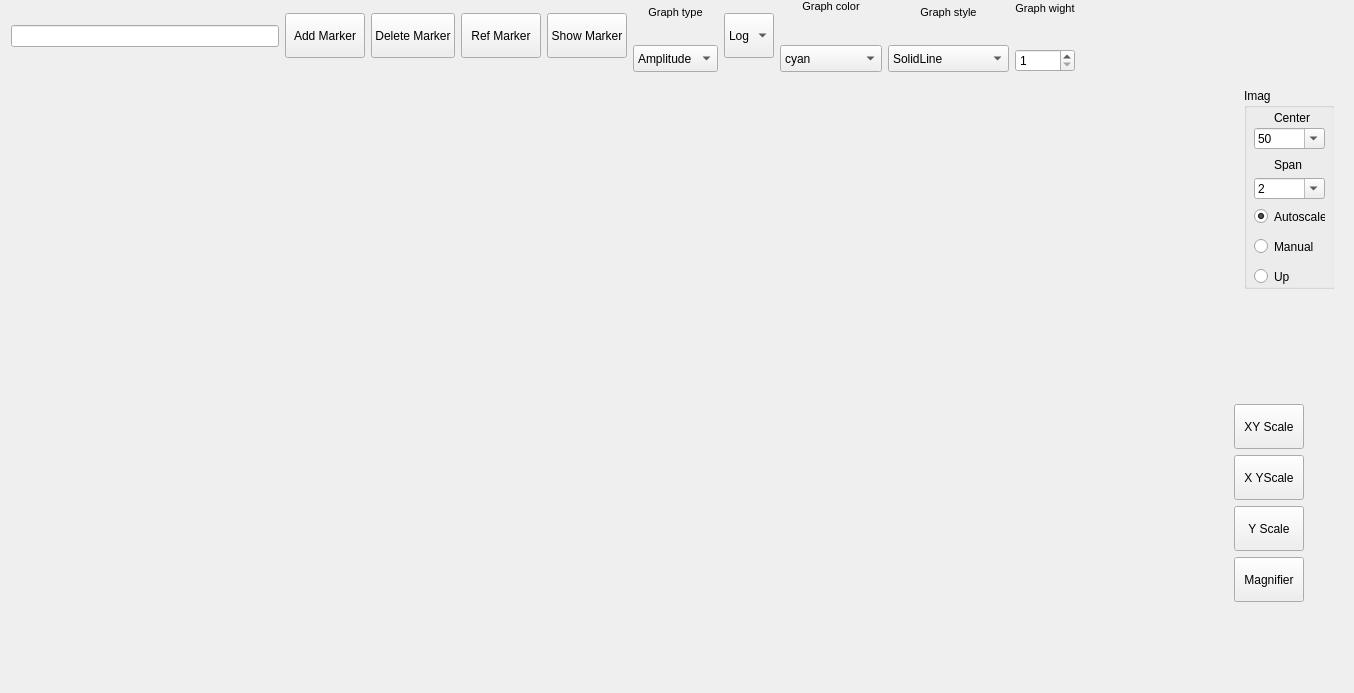
zuban/VisualizationQt, file widget.ui: the form before one commit.
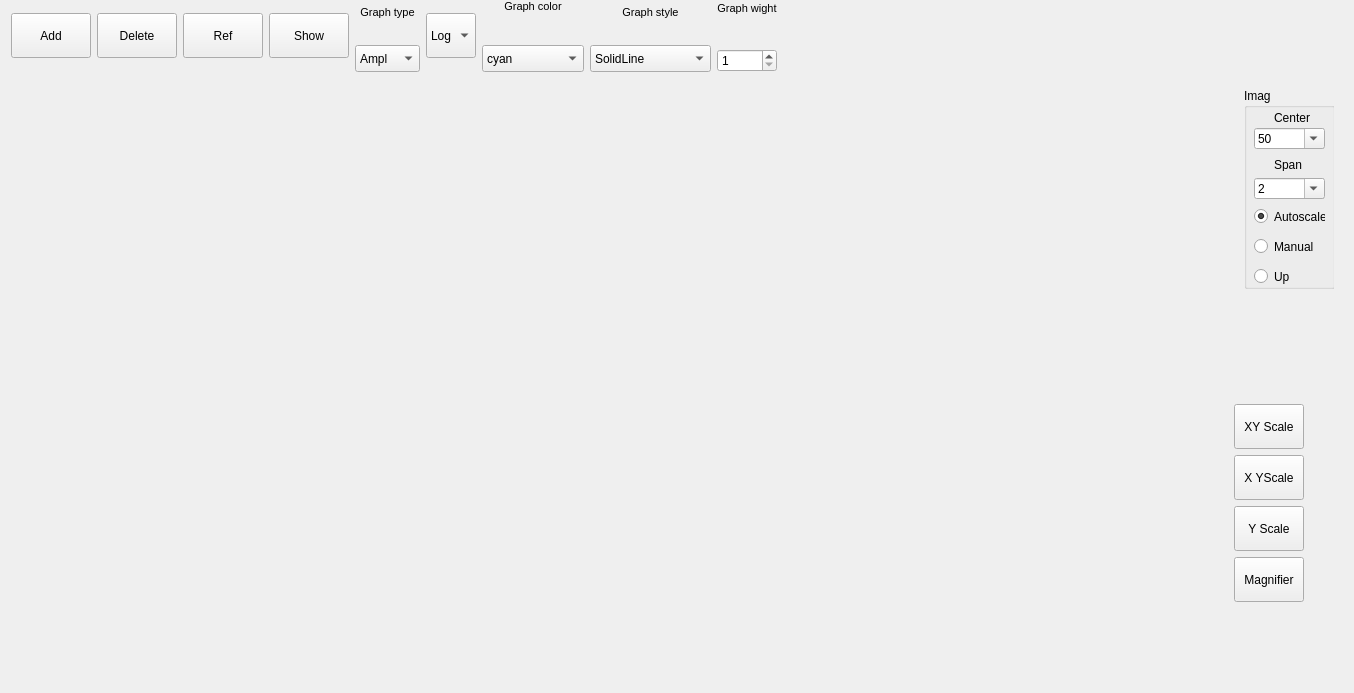
The form after the commit.

What changed in the file:
```diff
--- a/widget.ui
+++ b/widget.ui
@@ -1289,9 +1289,6 @@
    </item>
    <item row="1" column="0" colspan="2">
     <layout class="QHBoxLayout" name="horizontalLayout">
-     <item>
-      <widget class="QLineEdit" name="lineEdit"/>
-     </item>
      <item>
       <widget class="QPushButton" name="add_marker_pushButton">
        <property name="minimumSize">
@@ -1301,7 +1298,7 @@
         </size>
        </property>
        <property name="text">
-        <string>Add Marker</string>
+        <string>Add</string>
        </property>
       </widget>
      </item>
@@ -1314,7 +1311,7 @@
         </size>
        </property>
        <property name="text">
-        <string>Delete Marker</string>
+        <string>Delete</string>
        </property>
       </widget>
      </item>
@@ -1327,7 +1324,7 @@
         </size>
        </property>
        <property name="text">
-        <string>Ref Marker</string>
+        <string>Ref</string>
        </property>
        <property name="checkable">
         <bool>true</bool>
@@ -1343,7 +1340,7 @@
         </size>
        </property>
        <property name="text">
-        <string>Show Marker</string>
+        <string>Show</string>
        </property>
       </widget>
      </item>
@@ -1377,7 +1374,7 @@
          </property>
          <item>
           <property name="text">
-           <string>Amplitude</string>
+           <string>Ampl</string>
           </property>
          </item>
          <item>
```
